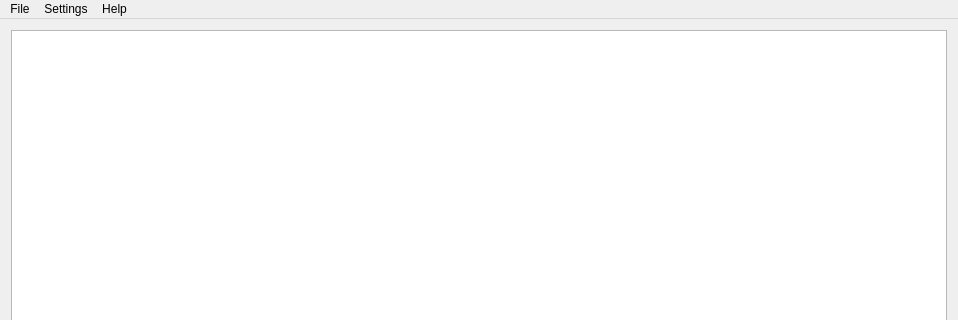
The window that gui/mainwindow.ui (ScanMountGoat/Smash-Material-XML) describes before a commit, drawn with Qt 5; both pictures show x 0 to 958 and y 0 to 320 of the 958 by 644 pixel window.
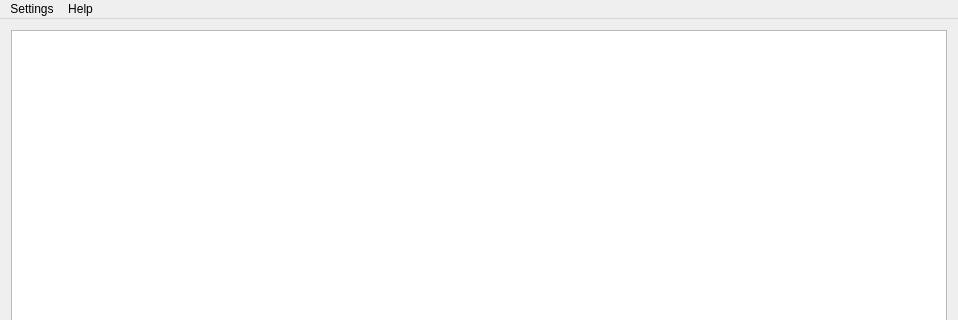
The same window after the commit.

Commit message: use sqlite database to filter materials

The edit to the form file:
```diff
--- a/gui/mainwindow.ui
+++ b/gui/mainwindow.ui
@@ -70,14 +70,6 @@
      <height>21</height>
     </rect>
    </property>
-   <widget class="QMenu" name="menuMaterial_XML">
-    <property name="title">
-     <string>File</string>
-    </property>
-    <addaction name="actionOpen"/>
-    <addaction name="actionOpen_Folder"/>
-    <addaction name="actionClear_Materials"/>
-   </widget>
    <widget class="QMenu" name="menuAbout">
     <property name="title">
      <string>Help</string>
@@ -90,7 +82,6 @@
     </property>
     <addaction name="actionSearch_Settings"/>
    </widget>
-   <addaction name="menuMaterial_XML"/>
    <addaction name="menuSearch_Settings"/>
    <addaction name="menuAbout"/>
   </widget>
```
Left out of the diff: 20 changed lines with no effect on the pictures. The commit also changes 13 other files.
